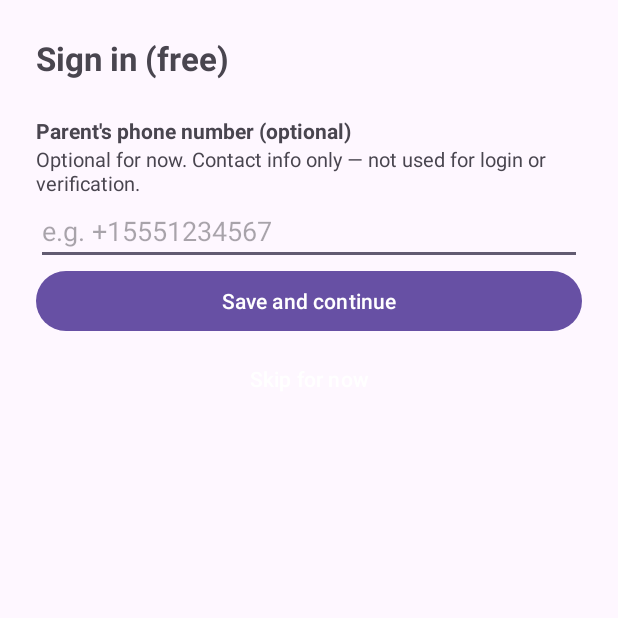
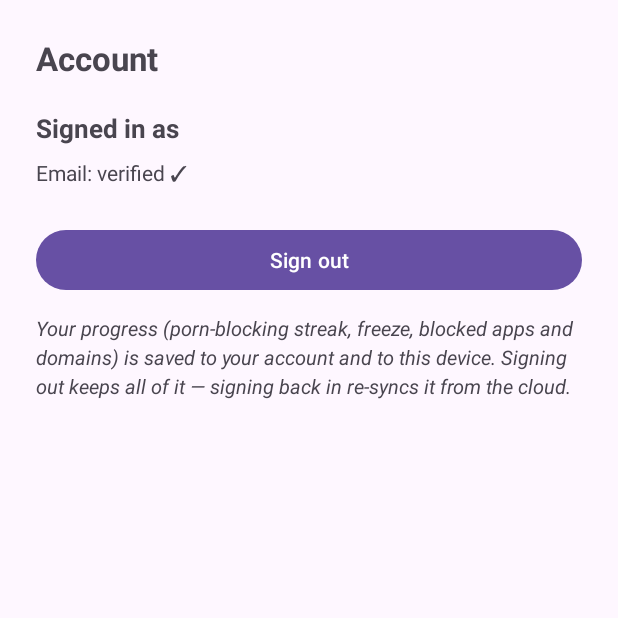
Before and after one commit to stdigital892-dotcom/Fliptle, an Android app: the SignInActivity screen opened directly, with no data from a screen before it, on a phone screen of 412 x 824 dp, the top half of it. Run offline under Robolectric (Android 15) with nearby library versions, the phone set to English and light mode, and no system bars; our stand-ins replace Firebase (no records; nobody signed in at launch, a user with empty details on screens opened directly).

Commit message:
Add Account screen + cloud state sync; merge Setup into one Freeze section
Account screen (SignInActivity, now three states):
- Opened while already signed in -> Account view: shows the account
  email + verification status + a "Sign out" button. No sign-in prompt
  is ever shown to an authenticated user.
- Not signed in -> the sign-in controls (mandatory gate).
- Just signed in here -> the optional parent-phone step.
Sign out clears Firebase + Google auth WITHOUT touching local progress,
then restarts the flow from the launcher (back to the mandatory sign-in
screen). Home's "Account / Sign-in" button is renamed to "Account".

Cloud state sync (new CloudState):
- Backs up progress to installs/{uid}.state on every change: porn-block
  streak (enabled + anchor + high-water day), freeze status (portable
  wall anchors + day), blocked apps, blocked domains, Reels allowance.
- Restores on sign-in, merging into local state: union for app/domain
  lists (never drops a block), fill-if-absent for the one-way porn switch
  and the freeze. The freeze re-anchors from trusted network time before
  it can count down, so a restore can never shorten it.
- Sign-out never resets progress; signing back in re-syncs from the cloud.
- New portable backup/restore helpers on PornBlockStore, FreezeStore,
  ReelsAllowance, DomainBlocklist. No-ops without Firebase/user.

Setup restructure: "Blocking" and "Commitment" merged into a single
"Freeze" section, with Blocked apps / Blocked domains / In-app surfaces
nested under it and a caption noting all three are governed together by
the 3-day cycle. "Account safety" (Request to uninstall) stays separate.

Browser auto-detection unchanged and still fully automatic
(PackageInstallReceiver on PACKAGE_ADDED + autoBlockInstalledBrowsers);
auto-added browsers land in the Blocked apps list and are now also backed
up to the cloud.

Co-Authored-By: Claude <noreply@anthropic.com>
Claude-Session: https://claude.ai/code/session_012xs48EkRvNin4yViRbwCag

```diff
--- a/app/src/main/java/com/fliptle/app/Commitment.kt
+++ b/app/src/main/java/com/fliptle/app/Commitment.kt
@@ -41,6 +41,8 @@ object Commitment {
      * their commitment explicitly from the freeze screen).
      */
     fun onChanged(context: Context) {
+        // Any committed change is worth backing up (whether or not a cycle restarts).
+        CloudState.backup(context)
         val store = FreezeStore(context)
         if (!store.active) return
         if (store.restartCycle()) {
--- a/app/src/main/java/com/fliptle/app/DomainListActivity.kt
+++ b/app/src/main/java/com/fliptle/app/DomainListActivity.kt
@@ -32,6 +32,7 @@ class DomainListActivity : AppCompatActivity() {
                 // Adding a domain TIGHTENS, so it is always allowed — the lock
                 // exists to stop loosening, never to stop blocking more.
                 store.add(text)
+                CloudState.backup(this)
                 input.text.clear()
                 refresh()
             }
--- a/app/src/main/java/com/fliptle/app/FreezeActivity.kt
+++ b/app/src/main/java/com/fliptle/app/FreezeActivity.kt
@@ -56,6 +56,7 @@ class FreezeActivity : AppCompatActivity() {
 
         startButton.setOnClickListener {
             store.startCycle()
+            CloudState.backup(this)
             render()
         }
         open(R.id.reviewAppsButton, AppListActivity::class.java)
--- a/app/src/main/java/com/fliptle/app/PackageInstallReceiver.kt
+++ b/app/src/main/java/com/fliptle/app/PackageInstallReceiver.kt
@@ -23,6 +23,7 @@ class PackageInstallReceiver : BroadcastReceiver() {
         if (set.add(pkg)) {
             store.set(set)
             BlockingService.start(context)
+            CloudState.backup(context) // keep the cloud copy of blocked apps current
         }
     }
 }
--- a/app/src/main/java/com/fliptle/app/PornBlockActivity.kt
+++ b/app/src/main/java/com/fliptle/app/PornBlockActivity.kt
@@ -54,6 +54,7 @@ class PornBlockActivity : AppCompatActivity() {
             .setNegativeButton(R.string.porn_confirm_cancel, null)
             .setPositiveButton(R.string.porn_confirm_ok) { _, _ ->
                 store.enable()
+                CloudState.backup(this) // preserve the streak across reinstall/sign-out
                 render()
             }
             .show()
--- a/app/src/main/java/com/fliptle/app/auth/SignInActivity.kt
+++ b/app/src/main/java/com/fliptle/app/auth/SignInActivity.kt
@@ -1,6 +1,7 @@
 package com.fliptle.app.auth
 
 import android.content.Context
+import android.content.Intent
 import android.os.Bundle
 import android.view.View
 import android.widget.Button
@@ -10,6 +11,8 @@ import android.widget.TextView
 import android.widget.Toast
 import androidx.activity.result.contract.ActivityResultContracts
 import androidx.appcompat.app.AppCompatActivity
+import com.fliptle.app.CloudState
+import com.fliptle.app.MainActivity
 import com.fliptle.app.R
 import com.google.android.gms.auth.api.signin.GoogleSignIn
 import com.google.android.gms.auth.api.signin.GoogleSignInOptions
@@ -23,16 +26,27 @@ import com.google.firebase.auth.GoogleAuthProvider
  * keyed off the Firebase Auth UID. An optional parent phone number is collected
  * after sign-in as contact-only info (never used for login/verification).
  *
- * Auth is optional — core protection never depends on it.
+ * Three faces, chosen by auth state:
+ *  • ALREADY signed in (opened from Home → Account): the account view — email +
+ *    "Sign out". Never shows a sign-in prompt to an authenticated user.
+ *  • NOT signed in (the mandatory gate): the sign-in controls.
+ *  • JUST signed in via an action here: the optional parent-phone step.
+ *
+ * Sign-in is mandatory app-wide (see AuthGate); this screen is also the account
+ * screen once authenticated.
  */
 class SignInActivity : AppCompatActivity() {
 
     private var auth: FirebaseAuth? = null
 
+    private lateinit var titleText: TextView
     private lateinit var statusText: TextView
     private lateinit var emailInput: EditText
     private lateinit var passwordInput: EditText
     private lateinit var signInControls: LinearLayout
+    private lateinit var accountSection: LinearLayout
+    private lateinit var accountEmailText: TextView
+    private lateinit var accountDetailText: TextView
     private lateinit var phoneSection: LinearLayout
     private lateinit var parentPhoneInput: EditText
 
@@ -61,10 +75,14 @@ class SignInActivity : AppCompatActivity() {
         super.onCreate(savedInstanceState)
         setContentView(R.layout.activity_sign_in)
 
+        titleText = findViewById(R.id.authTitle)
         statusText = findViewById(R.id.authStatusText)
         emailInput = findViewById(R.id.emailInput)
         passwordInput = findViewById(R.id.passwordInput)
         signInControls = findViewById(R.id.signInControls)
+        accountSection = findViewById(R.id.accountSection)
+        accountEmailText = findViewById(R.id.accountEmailText)
+        accountDetailText = findViewById(R.id.accountDetailText)
         phoneSection = findViewById(R.id.phoneSection)
         parentPhoneInput = findViewById(R.id.parentPhoneInput)
 
@@ -80,8 +98,10 @@ class SignInActivity : AppCompatActivity() {
         findViewById<Button>(R.id.emailSignInButton).setOnClickListener { signInEmail() }
         findViewById<Button>(R.id.savePhoneButton).setOnClickListener { saveParentPhone() }
         findViewById<Button>(R.id.skipPhoneButton).setOnClickListener { skipPhone() }
+        findViewById<Button>(R.id.signOutButton).setOnClickListener { signOut() }
 
-        auth?.currentUser?.let { showSignedInState() }
+        // Already authenticated -> this is the Account screen, not a sign-in prompt.
+        if (auth?.currentUser != null) showAccountState()
     }
 
     // ---- Google ----
@@ -147,7 +167,10 @@ class SignInActivity : AppCompatActivity() {
 
     private fun onSignedIn(method: String) {
         val user = auth?.currentUser ?: return
-        showSignedInState()
+        showPhoneStep()
+        // Re-sync this account's progress from the cloud (restores after a reinstall
+        // or a previous sign-out; a no-op for a brand-new account).
+        CloudState.restore(this) {}
         InstallTracker.recordSignIn(this, user.uid, user.email, method, AuthStore(this).installId()) { msg ->
             runOnUiThread {
                 val verified = if (user.isEmailVerified) getString(R.string.auth_verified)
@@ -157,13 +180,51 @@ class SignInActivity : AppCompatActivity() {
         }
     }
 
+    /** Account view for an already-authenticated user: email + sign out. */
+    private fun showAccountState() {
+        titleText.setText(R.string.auth_account_title)
+        signInControls.visibility = View.GONE
+        phoneSection.visibility = View.GONE
+        statusText.visibility = View.GONE
+        accountSection.visibility = View.VISIBLE
+
+        val user = auth?.currentUser
+        accountEmailText.text = getString(R.string.auth_signed_in, user?.email ?: user?.uid ?: "")
+        accountDetailText.text = if (user?.isEmailVerified == true) {
+            getString(R.string.auth_verified)
+        } else {
+            getString(R.string.auth_unverified)
+        }
+    }
+
     /**
-     * After any sign-in method, reveal the parent-phone section identically. The
-     * sign-in controls are hidden because sign-in is done. The phone number itself
-     * is OPTIONAL for now — "Skip for now" proceeds without one (see PhoneGate,
-     * whose enforcement switch is currently off).
+     * Sign out: clear Firebase (and Google) auth WITHOUT touching local progress,
+     * then restart the whole flow from the top. The router sends the user to the
+     * mandatory sign-in screen, exactly as on a fresh launch. Progress is preserved
+     * locally and in the cloud, and is re-synced when they sign back in.
      */
-    private fun showSignedInState() {
+    private fun signOut() {
+        auth?.signOut()
+        try {
+            GoogleSignIn.getClient(this, GoogleSignInOptions.DEFAULT_SIGN_IN).signOut()
+        } catch (_: Exception) {
+        }
+        // The parent-phone step is per-session; require it again after re-sign-in.
+        AuthStore(this).parentPhoneProvided = false
+        startActivity(
+            Intent(this, MainActivity::class.java)
+                .addFlags(Intent.FLAG_ACTIVITY_NEW_TASK or Intent.FLAG_ACTIVITY_CLEAR_TASK)
+        )
+        finish()
+    }
+
+    /**
+     * After a sign-in ACTION here, reveal the parent-phone section. The sign-in
+     * controls are hidden because sign-in is done. The phone number itself is
+     * OPTIONAL — "Skip for now" proceeds without one (see PhoneGate, whose
+     * enforcement switch is currently off).
+     */
+    private fun showPhoneStep() {
         signInControls.visibility = View.GONE
         phoneSection.visibility = View.VISIBLE
 
@@ -209,7 +270,7 @@ class SignInActivity : AppCompatActivity() {
             runOnUiThread { Toast.makeText(this, msg, Toast.LENGTH_SHORT).show() }
         }
         Toast.makeText(this, R.string.auth_phone_saved, Toast.LENGTH_SHORT).show()
-        finish()
+        proceed()
     }
 
     /**
@@ -219,6 +280,22 @@ class SignInActivity : AppCompatActivity() {
      */
     private fun skipPhone() {
         AuthStore(this).parentPhoneProvided = true
+        proceed()
+    }
+
+    /**
+     * Continue into the app after the phone step. If this screen is the task root
+     * (reached via the mandatory sign-in gate, e.g. right after a sign-out), route
+     * through the launcher so the user lands on Home. Otherwise it was opened on top
+     * of onboarding/Home, so just return there.
+     */
+    private fun proceed() {
+        if (isTaskRoot) {
+            startActivity(
+                Intent(this, MainActivity::class.java)
+                    .addFlags(Intent.FLAG_ACTIVITY_NEW_TASK or Intent.FLAG_ACTIVITY_CLEAR_TASK)
+            )
+        }
         finish()
     }
 
--- a/app/src/main/res/layout/activity_sign_in.xml
+++ b/app/src/main/res/layout/activity_sign_in.xml
@@ -11,11 +11,53 @@
         android:padding="24dp">
 
         <TextView
+            android:id="@+id/authTitle"
             android:layout_width="match_parent"
             android:layout_height="wrap_content"
             android:text="@string/auth_title"
             android:textSize="22sp"
             android:textStyle="bold" />
+
+        <!-- Shown only when already signed in (opened from Home → Account). -->
+        <LinearLayout
+            android:id="@+id/accountSection"
+            android:layout_width="match_parent"
+            android:layout_height="wrap_content"
+            android:orientation="vertical"
+            android:visibility="gone">
+
+            <TextView
+                android:id="@+id/accountEmailText"
+                android:layout_width="match_parent"
+                android:layout_height="wrap_content"
+                android:layout_marginTop="20dp"
+                android:textSize="17sp"
+                android:textStyle="bold" />
+
+            <TextView
+                android:id="@+id/accountDetailText"
+                android:layout_width="match_parent"
+                android:layout_height="wrap_content"
+                android:layout_marginTop="8dp"
+                android:lineSpacingMultiplier="1.2"
+                android:textSize="14sp" />
+
+            <Button
+                android:id="@+id/signOutButton"
+                android:layout_width="match_parent"
+                android:layout_height="wrap_content"
+                android:layout_marginTop="24dp"
+                android:text="@string/auth_sign_out" />
+
+            <TextView
+                android:layout_width="match_parent"
+                android:layout_height="wrap_content"
+                android:layout_marginTop="12dp"
+                android:lineSpacingMultiplier="1.2"
+                android:text="@string/auth_sign_out_note"
+                android:textSize="13sp"
+                android:textStyle="italic" />
+        </LinearLayout>
 
         <LinearLayout
             android:id="@+id/signInControls"
--- a/app/src/main/res/values/strings.xml
+++ b/app/src/main/res/values/strings.xml
@@ -211,7 +211,7 @@ No willpower required — just commitment you can\'t undo on a bad day.</string>
     <string name="home_open_review">Open review</string>
     <string name="home_freeze_button">Commitment</string>
     <string name="home_setup_button">Setup</string>
-    <string name="home_account_button">Account / Sign-in</string>
+    <string name="home_account_button">Account</string>
 
     <!-- Protection guard -->
     <string name="guard_title">Protection is OFF</string>
@@ -224,8 +224,7 @@ No willpower required — just commitment you can\'t undo on a bad day.</string>
     <string name="guard_notif_text">Tap to re-enable protection.</string>
 
     <!-- Setup -->
-    <string name="setup_section_blocking">Blocking</string>
-    <string name="setup_section_commitment">Commitment</string>
+    <string name="setup_section_blocking">Freeze</string>
     <string name="setup_section_account">Account safety</string>
     <string name="setup_title">Setup</string>
     <string name="setup_apps">Blocked apps</string>
@@ -245,4 +244,10 @@ No willpower required — just commitment you can\'t undo on a bad day.</string>
     <string name="surfaces_debug_refresh">Refresh log</string>
     <string name="surfaces_debug_clear">Clear log</string>
     <string name="surfaces_debug_empty">No matches logged yet. Turn on debug, open Instagram/YouTube, then Refresh.</string>
+    <!-- Account screen -->
+    <string name="auth_account_title">Account</string>
+    <string name="auth_sign_out">Sign out</string>
+    <string name="auth_sign_out_note">Your progress (porn-blocking streak, freeze, blocked apps and domains) is saved to your account and to this device. Signing out keeps all of it — signing back in re-syncs it from the cloud.</string>
+    <!-- Setup: combined Freeze section subtitle -->
+    <string name="setup_freeze_caption">Blocked apps, blocked domains and in-app surfaces are all governed together by the 3-day freeze cycle.</string>
 </resources>
```
Also changed, not shown: app/src/main/java/com/fliptle/app/CloudState.kt (added, +103 -0 lines), app/src/main/java/com/fliptle/app/DomainBlocklist.kt (+11 -0 lines), app/src/main/java/com/fliptle/app/FreezeStore.kt (+32 -0 lines), app/src/main/java/com/fliptle/app/PornBlockStore.kt (+23 -0 lines), app/src/main/java/com/fliptle/app/ReelsAllowance.kt (+17 -0 lines), app/src/main/res/layout/activity_setup.xml (+27 -19 lines).
